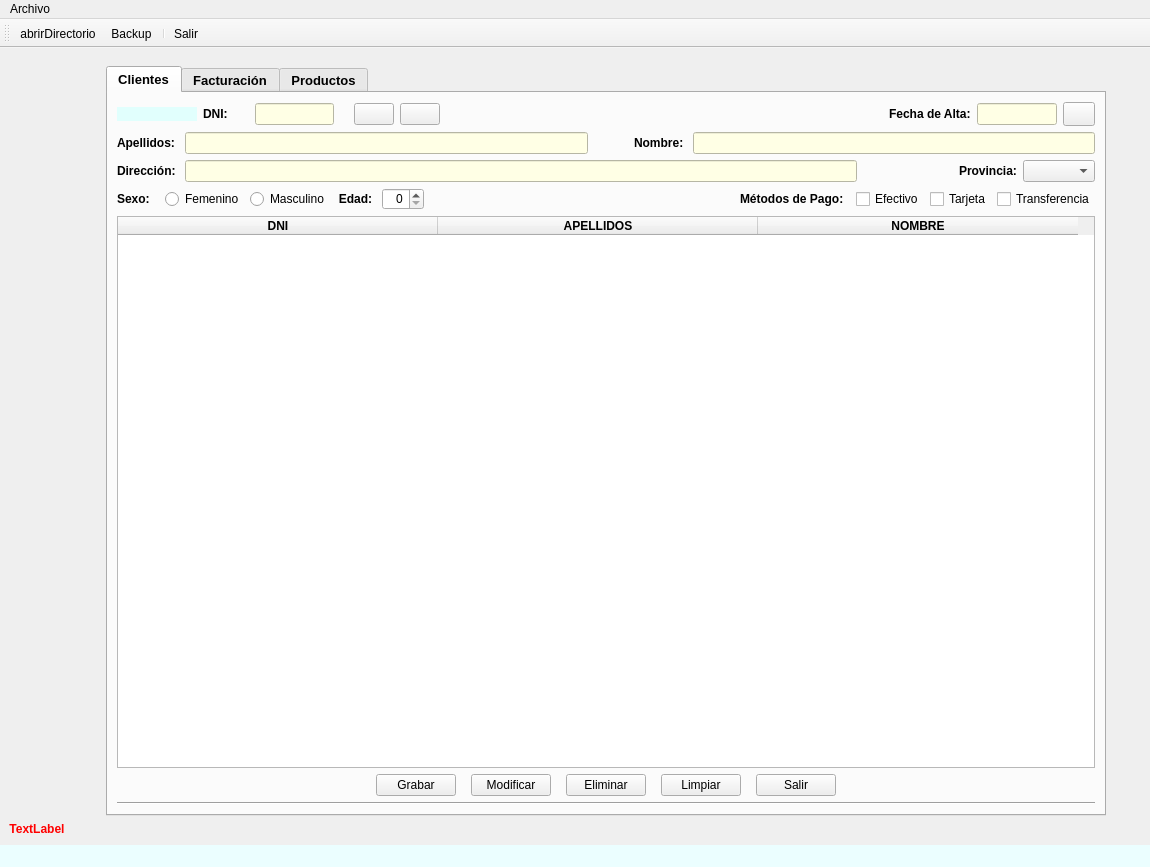
XoanCarlos/PEREZGONZALEZ, file ventana.ui: the form before one commit.
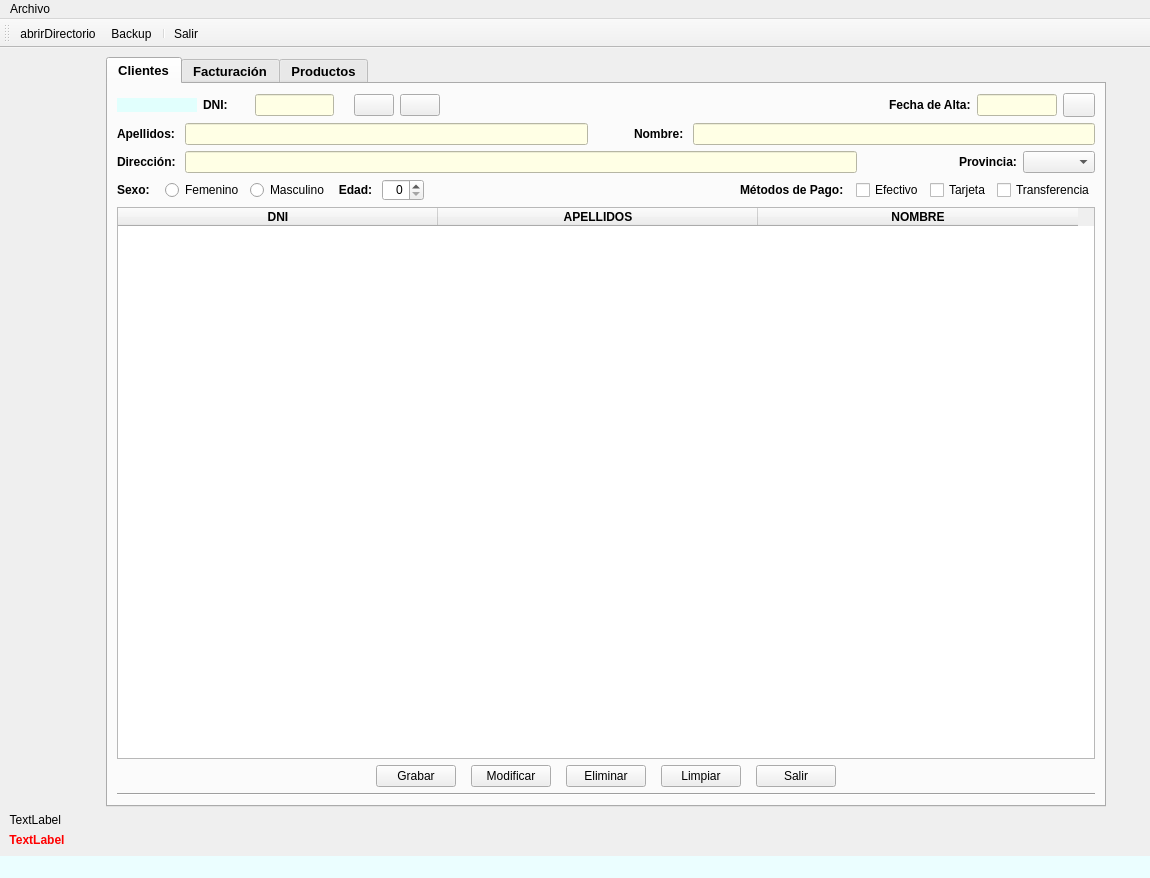
The form after the commit. Icons and pictures are not drawn.

What changed in the file:
```diff
--- a/ventana.ui
+++ b/ventana.ui
@@ -55,55 +55,6 @@
       </property>
      </spacer>
     </item>
-    <item row="2" column="0">
-     <widget class="QLabel" name="lblstatus">
-      <property name="font">
-       <font>
-        <pointsize>9</pointsize>
-        <weight>75</weight>
-        <bold>true</bold>
-       </font>
-      </property>
-      <property name="styleSheet">
-       <string notr="true">color: rgb(255, 0, 0);</string>
-      </property>
-      <property name="text">
-       <string>TextLabel</string>
-      </property>
-      <property name="alignment">
-       <set>Qt::AlignCenter</set>
-      </property>
-     </widget>
-    </item>
-    <item row="1" column="4">
-     <spacer name="horizontalSpacer_3">
-      <property name="orientation">
-       <enum>Qt::Horizontal</enum>
-      </property>
-      <property name="sizeType">
-       <enum>QSizePolicy::Expanding</enum>
-      </property>
-      <property name="sizeHint" stdset="0">
-       <size>
-        <width>40</width>
-        <height>20</height>
-       </size>
-      </property>
-     </spacer>
-    </item>
-    <item row="2" column="3">
-     <spacer name="verticalSpacer">
-      <property name="orientation">
-       <enum>Qt::Vertical</enum>
-      </property>
-      <property name="sizeHint" stdset="0">
-       <size>
-        <width>20</width>
-        <height>40</height>
-       </size>
-      </property>
-     </spacer>
-    </item>
     <item row="1" column="2" colspan="2">
      <widget class="QTabWidget" name="tabWidget">
       <property name="enabled">
@@ -909,8 +860,66 @@
       </widget>
      </widget>
     </item>
-    <item row="0" column="2">
-     <spacer name="verticalSpacer_2">
+    <item row="2" column="0">
+     <widget class="QLabel" name="lblstatusdate">
+      <property name="sizePolicy">
+       <sizepolicy hsizetype="Fixed" vsizetype="Preferred">
+        <horstretch>0</horstretch>
+        <verstretch>0</verstretch>
+       </sizepolicy>
+      </property>
+      <property name="text">
+       <string>TextLabel</string>
+      </property>
+      <property name="alignment">
+       <set>Qt::AlignRight|Qt::AlignTrailing|Qt::AlignVCenter</set>
+      </property>
+     </widget>
+    </item>
+    <item row="1" column="4">
+     <spacer name="horizontalSpacer_3">
+      <property name="orientation">
+       <enum>Qt::Horizontal</enum>
+      </property>
+      <property name="sizeType">
+       <enum>QSizePolicy::Expanding</enum>
+      </property>
+      <property name="sizeHint" stdset="0">
+       <size>
+        <width>40</width>
+        <height>20</height>
+       </size>
+      </property>
+     </spacer>
+    </item>
+    <item row="3" column="0">
+     <widget class="QLabel" name="lblstatus">
+      <property name="sizePolicy">
+       <sizepolicy hsizetype="Expanding" vsizetype="Preferred">
+        <horstretch>0</horstretch>
+        <verstretch>0</verstretch>
+       </sizepolicy>
+      </property>
+      <property name="font">
+       <font>
+        <pointsize>9</pointsize>
+        <weight>75</weight>
+        <bold>true</bold>
+       </font>
+      </property>
+      <property name="styleSheet">
+       <string notr="true">color: rgb(255, 0, 0);</string>
+      </property>
+      <property name="text">
+       <string>TextLabel</string>
+      </property>
+      <property name="alignment">
+       <set>Qt::AlignCenter</set>
+      </property>
+     </widget>
+    </item>
+    <item row="3" column="3">
+     <spacer name="verticalSpacer">
       <property name="orientation">
        <enum>Qt::Vertical</enum>
       </property>
```
Left out of the diff: 15 changed lines with no effect on the pictures.
